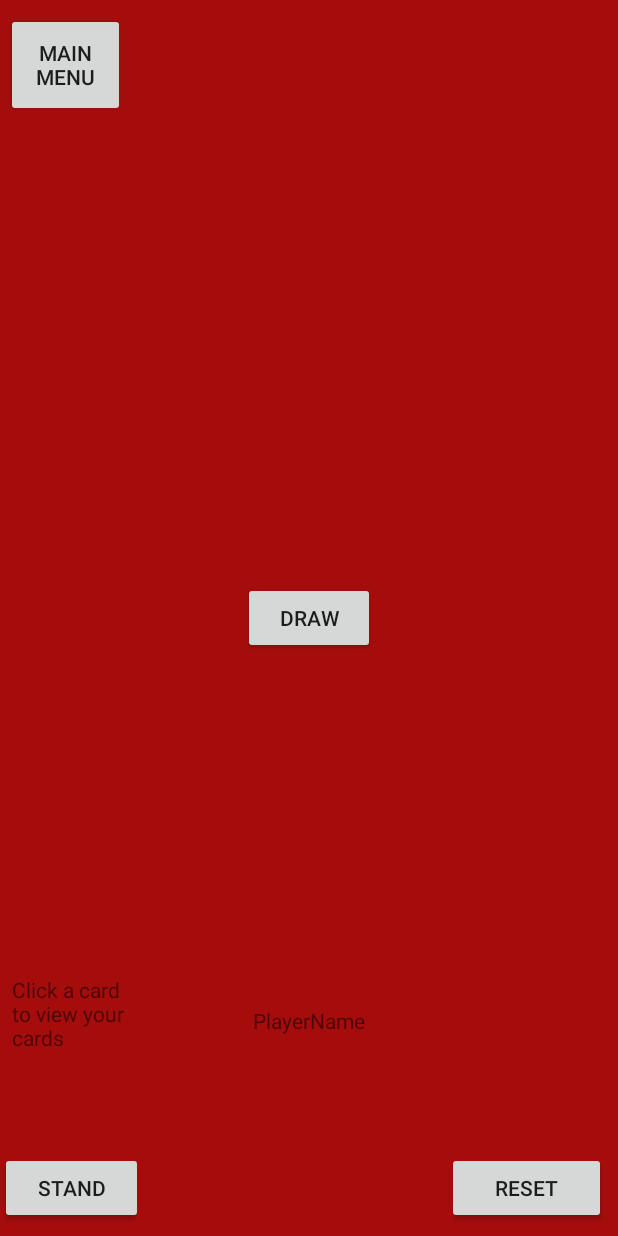
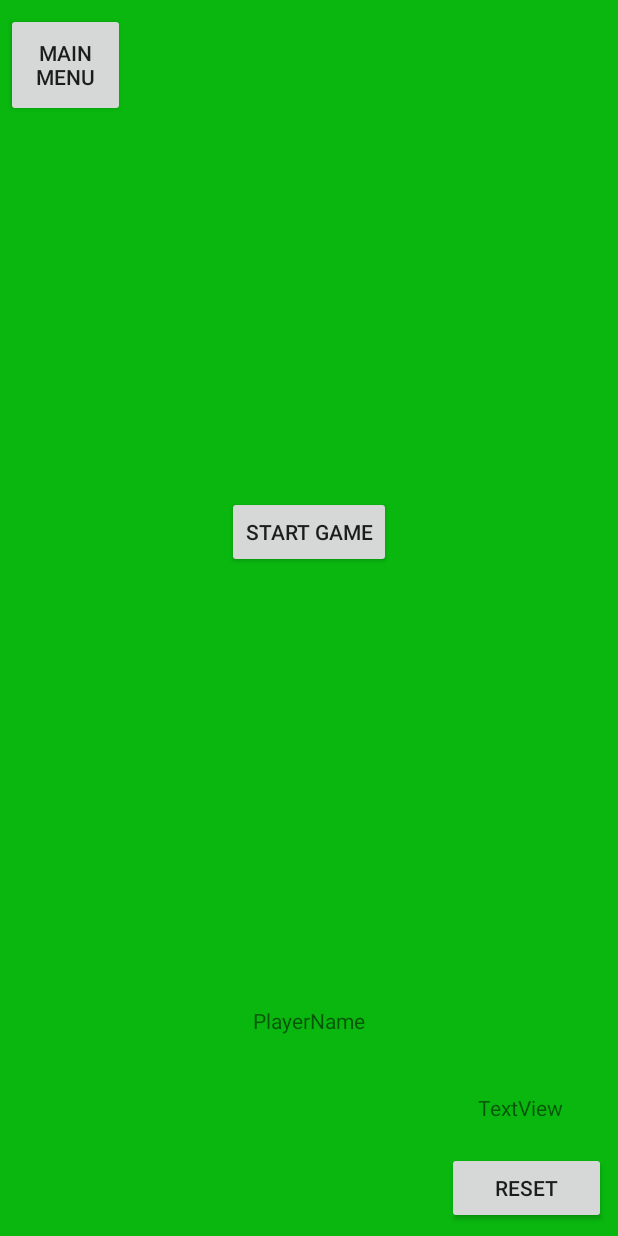
Before and after one commit to Egonzalez897/BlackJack, an Android app: the layout activity_main.xml on its own in the app's theme, with its tools: preview values and no code run, on a phone screen of 412 x 824 dp. Run offline under Robolectric (Android 15) with nearby library versions, the phone set to English and light mode, and no system bars.

Commit message:
Added strategy to dealer and computer classes, added game logic and it is now playable. Added code to prevent player from drawing after drawing after going over 21

```diff
--- a/app/src/main/res/layout/activity_main.xml
+++ b/app/src/main/res/layout/activity_main.xml
@@ -4,7 +4,7 @@
     xmlns:tools="http://schemas.android.com/tools"
     android:layout_width="match_parent"
     android:layout_height="match_parent"
-    android:background="@color/red"
+    android:background="@color/green"
     tools:context=".MainActivity">
 
     <ImageView
@@ -129,21 +129,12 @@
         android:layout_marginStart="8dp"
         android:layout_marginTop="8dp"
         android:text="Draw"
-        android:visibility="visible"
+        android:visibility="invisible"
         app:layout_constraintBottom_toBottomOf="parent"
         app:layout_constraintEnd_toEndOf="parent"
         app:layout_constraintStart_toStartOf="parent"
-        app:layout_constraintTop_toTopOf="parent" />
-
-    <Button
-        android:id="@+id/standBtn"
-        android:layout_width="95dp"
-        android:layout_height="wrap_content"
-        android:layout_marginBottom="8dp"
-        android:text="Stand"
-        android:visibility="visible"
-        app:layout_constraintBottom_toBottomOf="parent"
-        app:layout_constraintStart_toStartOf="parent" />
+        app:layout_constraintTop_toTopOf="parent"
+        app:layout_constraintVertical_bias="0.498" />
 
     <TextView
         android:id="@+id/topTxt"
@@ -188,7 +179,7 @@
         android:layout_marginStart="8dp"
         android:layout_marginTop="8dp"
         android:text="Click a card to view your cards"
-        android:visibility="visible"
+        android:visibility="invisible"
         app:layout_constraintBottom_toBottomOf="parent"
         app:layout_constraintStart_toStartOf="parent"
         app:layout_constraintTop_toTopOf="parent"
@@ -230,4 +221,66 @@
         app:layout_constraintBottom_toTopOf="@+id/rightCard2"
         app:layout_constraintEnd_toEndOf="parent" />
 
+    <Button
+        android:id="@+id/startBtn"
+        android:layout_width="wrap_content"
+        android:layout_height="wrap_content"
+        android:layout_marginBottom="8dp"
+        android:layout_marginEnd="8dp"
+        android:layout_marginLeft="8dp"
+        android:layout_marginRight="8dp"
+        android:layout_marginStart="8dp"
+        android:text="Start Game"
+        app:layout_constraintBottom_toTopOf="@+id/drawBtn"
+        app:layout_constraintEnd_toEndOf="parent"
+        app:layout_constraintStart_toStartOf="parent" />
+
+    <TextView
+        android:id="@+id/sumsTxt"
+        android:layout_width="wrap_content"
+        android:layout_height="wrap_content"
+        android:layout_marginBottom="20dp"
+        android:layout_marginEnd="8dp"
+        android:layout_marginLeft="8dp"
+        android:layout_marginRight="8dp"
+        android:layout_marginStart="8dp"
+        android:text="TextView"
+        app:layout_constraintBottom_toTopOf="@+id/resetBtn"
+        app:layout_constraintEnd_toEndOf="parent"
+        app:layout_constraintHorizontal_bias="0.916"
+        app:layout_constraintStart_toStartOf="parent" />
+
+    <Button
+        android:id="@+id/standBtn"
+        android:layout_width="wrap_content"
+        android:layout_height="wrap_content"
+        android:layout_marginBottom="8dp"
+        android:layout_marginLeft="4dp"
+        android:layout_marginStart="4dp"
+        android:layout_marginTop="8dp"
+        android:text="Stand"
+        android:visibility="invisible"
+        app:layout_constraintBottom_toBottomOf="parent"
+        app:layout_constraintStart_toStartOf="parent"
+        app:layout_constraintTop_toTopOf="parent"
+        app:layout_constraintVertical_bias="1.0" />
+
+    <TextView
+        android:id="@+id/winners"
+        android:layout_width="wrap_content"
+        android:layout_height="wrap_content"
+        android:layout_marginBottom="8dp"
+        android:layout_marginEnd="8dp"
+        android:layout_marginLeft="8dp"
+        android:layout_marginRight="8dp"
+        android:layout_marginStart="8dp"
+        android:layout_marginTop="8dp"
+        android:text="TextView"
+        android:textSize="20sp"
+        android:visibility="invisible"
+        app:layout_constraintBottom_toBottomOf="parent"
+        app:layout_constraintEnd_toEndOf="parent"
+        app:layout_constraintStart_toStartOf="parent"
+        app:layout_constraintTop_toTopOf="parent" />
+
 </android.support.constraint.ConstraintLayout>
--- a/lib/src/main/java/com/example/lib/Card.java
+++ b/lib/src/main/java/com/example/lib/Card.java
@@ -39,6 +39,7 @@ public class Card {
         values.put("K", 10);
     }
 
+
     public Card(String url, int value) {
         this.url = url;
         this.value = value;
```
Also changed, not shown: lib/src/main/java/com/example/lib/Computer.java (+44 -0 lines), lib/src/main/java/com/example/lib/Dealer.java (+9 -1 lines), lib/src/main/java/com/example/lib/Deck.java (+51 -0 lines), lib/src/main/java/com/example/lib/Game.java (+18 -1 lines), lib/src/main/java/com/example/lib/Player.java (+46 -1 lines), 1 other file.
